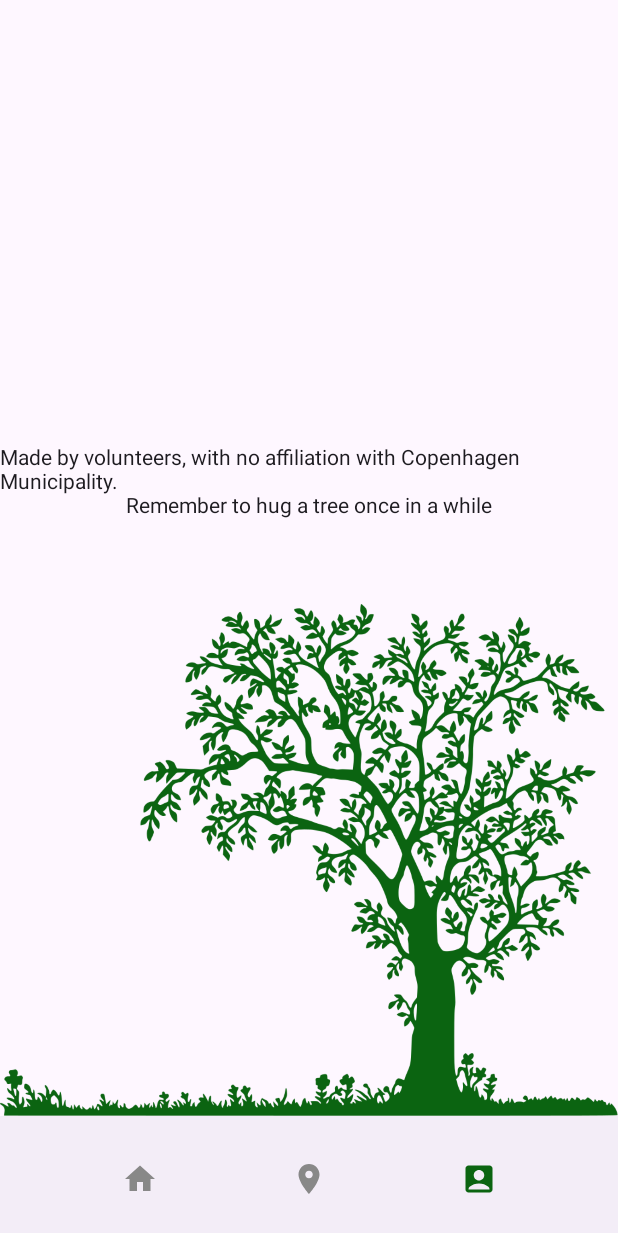
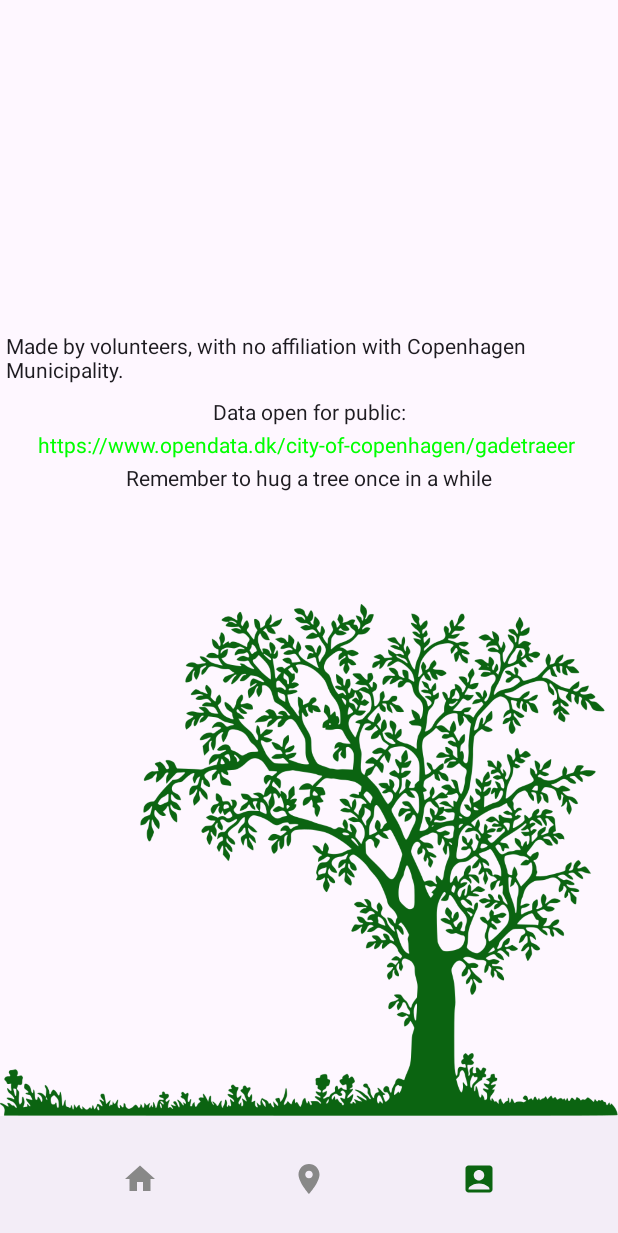
Before and after one commit to majornuts/treehugger, an Android app built with Jetpack Compose: the screen it shows after launch (MainActivity), after a tap on "About", on a phone screen of 412 x 824 dp. Shown: the top 1233 px of the screen. Run offline under Robolectric (Android 15) with nearby library versions, the phone set to English and light mode, and no system bars; network calls fail; 1 statement that could not run was skipped.

Commit message:
Add link to data in about page
Set the default navigation to about page

```diff
--- a/app/src/main/java/dk/hug/treehugger/compose/ScreenAbout.kt
+++ b/app/src/main/java/dk/hug/treehugger/compose/ScreenAbout.kt
@@ -7,30 +7,51 @@ import androidx.compose.foundation.layout.Row
 import androidx.compose.foundation.layout.Spacer
 import androidx.compose.foundation.layout.fillMaxHeight
 import androidx.compose.foundation.layout.fillMaxWidth
+import androidx.compose.foundation.layout.padding
 import androidx.compose.runtime.Composable
 import androidx.compose.material3.Text
 import androidx.compose.ui.Alignment
 import androidx.compose.ui.Modifier
 import androidx.compose.ui.graphics.Color
 import androidx.compose.ui.res.painterResource
+import androidx.compose.ui.text.LinkAnnotation
+import androidx.compose.ui.text.SpanStyle
+import androidx.compose.ui.text.TextLinkStyles
+import androidx.compose.ui.text.buildAnnotatedString
+import androidx.compose.ui.text.withLink
+import androidx.compose.ui.unit.dp
 import dk.hug.treehugger.R
 
 @Composable
 fun ScreenAbout() {
 
     Column {
-
-        Spacer(modifier = Modifier.fillMaxHeight(0.4f))
+        Spacer(modifier = Modifier.fillMaxHeight(0.3f))
         Text(
             text = "Made by volunteers, with no affiliation with Copenhagen Municipality.",
-            modifier = Modifier.align(Alignment.CenterHorizontally)
+            modifier = Modifier.align(Alignment.CenterHorizontally).padding(4.dp,0.dp, 4.dp,8.dp)
+        )
+        Text(
+            text = "Data open for public:",
+            modifier = Modifier.align(Alignment.CenterHorizontally).padding(0.dp,4.dp, 0.dp,2.dp)
+        )
+        Text(
+            text = buildAnnotatedString {
+                withLink(
+                    LinkAnnotation.Url(
+                        "https://www.opendata.dk/city-of-copenhagen/gadetraeer ",
+                        TextLinkStyles(style = SpanStyle(color = Color.Green))
+                    )
+                ) {
+                    append("https://www.opendata.dk/city-of-copenhagen/gadetraeer ")
+                }
+            },
+            modifier = Modifier.align(Alignment.CenterHorizontally).padding(0.dp,4.dp, 0.dp,2.dp)
         )
         Text(
             text = "Remember to hug a tree once in a while",
-            modifier = Modifier.align(Alignment.CenterHorizontally)
+            modifier = Modifier.align(Alignment.CenterHorizontally).padding(0.dp,4.dp, 0.dp,4.dp)
         )
-
-
 
         Row(
             modifier = Modifier.fillMaxHeight(1f),
--- a/app/src/main/java/dk/hug/treehugger/compose/navi/NavigationGraph.kt
+++ b/app/src/main/java/dk/hug/treehugger/compose/navi/NavigationGraph.kt
@@ -26,7 +26,7 @@ val screenMapViewModel = ScreenMapViewModel()
 fun NavigationGraph(
     navController: NavHostController
 ) {
-    NavHost(navController, startDestination = NavItems.Map.screen_route) {
+    NavHost(navController, startDestination = NavItems.About.screen_route) {
         composable(NavItems.Map.screen_route) {
             ScreenMap(screenMapViewModel)
         }
```
Also changed, not shown: app/build.gradle (+6 -5 lines).
